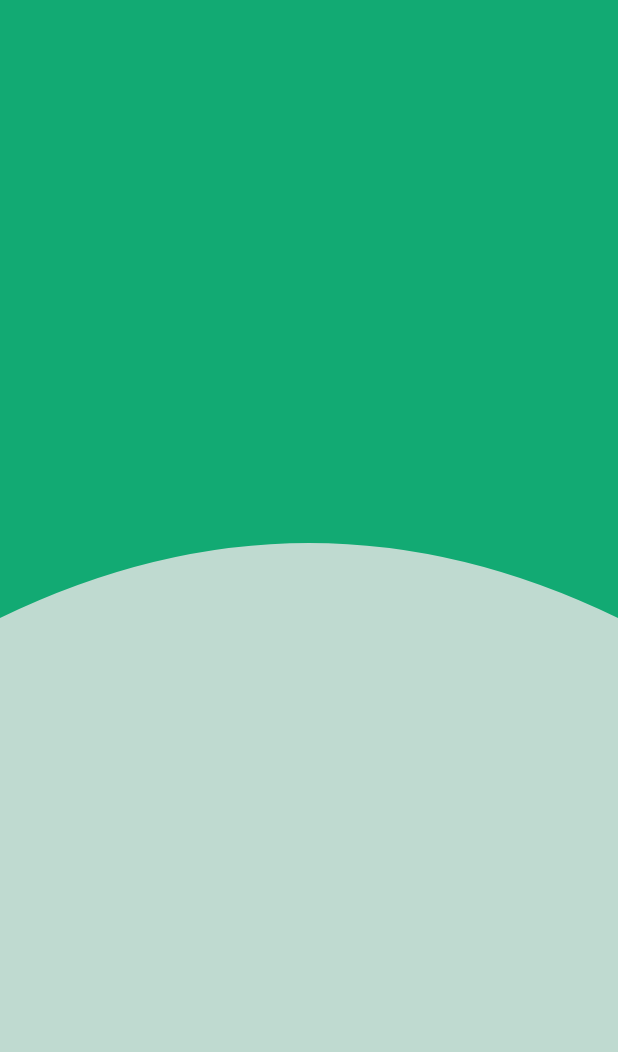
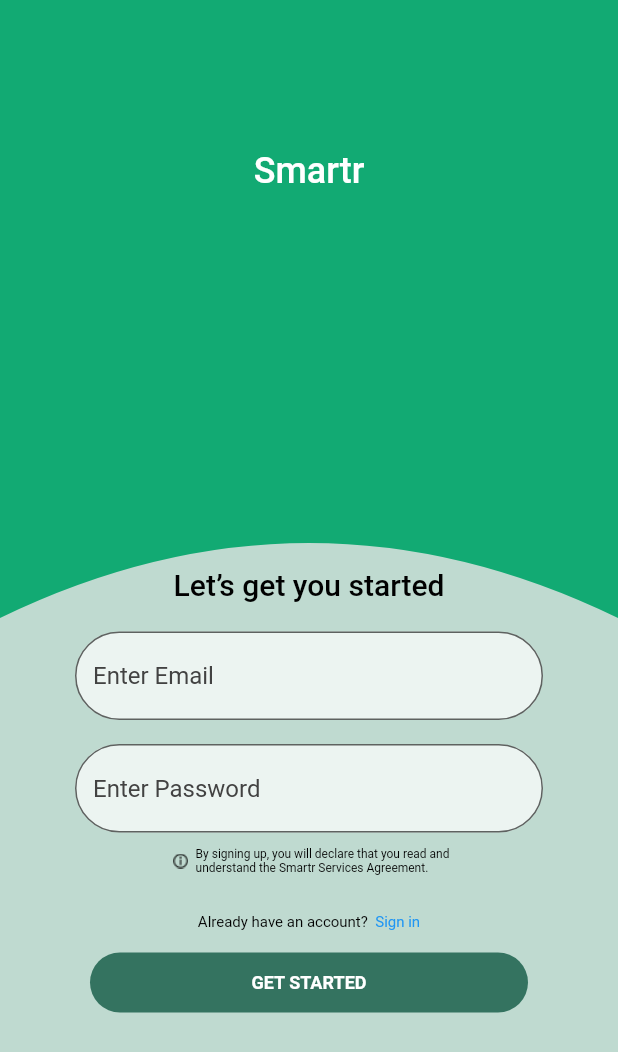
Before and after one commit to mayurpatil2991997/celloip_app, a Flutter app: the screen it shows after launch, after a tap on "GET STARTED", on a phone screen of 412 x 824 dp. Shown: the top 1052 px of the screen. Run offline on Flutter 3.47's test engine with Material 2 defaults, Android fonts, the phone set to English and light mode, and no system bars; Roboto replaces fonts that are missing (Montserrat).

Commit message:
Added login screen ui

```diff
--- a/lib/screens/login/login_screen.dart
+++ b/lib/screens/login/login_screen.dart
@@ -1,3 +1,4 @@
+import 'package:celloip_task/widgets/button/button_widget.dart';
 import 'package:flutter/material.dart';
 
 class LoginScreen extends StatefulWidget {
@@ -14,7 +15,8 @@ class _LoginScreenState extends State<LoginScreen> {
     double height = MediaQuery.of(context).size.height;
     return Scaffold(
       backgroundColor: Color.fromRGBO(191, 218, 208, 1),
-      body: Stack(
+      body: SingleChildScrollView(
+        child: Stack(
           children: [
             CustomPaint(
               child: Container(
@@ -22,7 +24,136 @@ class _LoginScreenState extends State<LoginScreen> {
               ),
               painter: CurvePainter(),
             ),
+            Column(
+              children:  [
+                const Padding(
+                  padding: EdgeInsets.only(top: 100.0),
+                  child: Center(
+                    child: Text(
+                      "Smartr",
+                      style: TextStyle(
+                          color: Colors.white,
+                          fontSize: 24.0,
+                          fontWeight: FontWeight.w500),
+                    ),
+                  ),
+                ),
+                const SizedBox(
+                  height: 250.0,
+                ),
+                const Center(
+                  child: Text(
+                    "Let’s get you started",
+                    style: TextStyle(
+                        color: Colors.black,
+                        fontSize: 20.0,
+                        fontWeight: FontWeight.w500),
+                  ),
+                ),
+                SizedBox(
+                  height: 20,
+                ),
+                Padding(
+                  padding: const EdgeInsets.symmetric(horizontal: 50.0),
+                  child: TextField(
+                    decoration: InputDecoration(
+                        border: OutlineInputBorder(
+                          borderRadius: BorderRadius.circular(30.0),
+                        ),
+                        filled: true,
+                        hintStyle: TextStyle(color: Colors.grey[800]),
+                        hintText: "Enter Email",
+                        fillColor: Colors.white70),
+                  ),
+                ),
+                SizedBox(
+                  height: 16,
+                ),
+                Padding(
+                  padding: const EdgeInsets.symmetric(horizontal: 50.0),
+                  child: TextField(
+                    decoration: InputDecoration(
+                        border: OutlineInputBorder(
+                          borderRadius: BorderRadius.circular(30.0),
+                        ),
+                        filled: true,
+                        hintStyle: TextStyle(color: Colors.grey[800]),
+                        hintText: "Enter Password",
+                        fillColor: Colors.white70),
+                  ),
+                ),
+                const SizedBox(
+                  height: 10.0,
+                ),
+                Row(
+                  mainAxisAlignment: MainAxisAlignment.center,
+                  children: [
+                    Image.asset(
+                      'assets/images/tc.png',
+                      width: 20.0,
+                      height: 10.0,
+                      color: Colors.black,
+                    ),
+                    Column(
+                      crossAxisAlignment: CrossAxisAlignment.start,
+                      children: const [
+                        Text(
+                          "By signing up, you will declare that you read and ",
+                          style: TextStyle(
+                            color: Colors.black,
+                            fontSize: 8.0,
+                            // fontWeight: FontWeight.w500
+                          ),
+                        ),
+                        Text(
+                          "understand the Smartr Services Agreement.",
+                          style: TextStyle(
+                            color: Colors.black,
+                            fontSize: 8.0,
+                            // fontWeight: FontWeight.w500
+                          ),
+                        ),
                       ],
+                    ),
+                  ],
+                ),
+                SizedBox(
+                  height: 26.0,
+                ),
+               Row(
+                 mainAxisAlignment: MainAxisAlignment.center,
+                 children: [
+                   const Text(
+                     "Already have an account?  ",
+                     style: TextStyle(
+                       color: Colors.black,
+                       fontSize: 10.0,
+                       // fontWeight: FontWeight.w500
+                     ),
+                   ),
+                   const Text(
+                     "Sign in",
+                     style: TextStyle(
+                       color: Colors.blue,
+                       fontSize: 10.0,
+                       // fontWeight: FontWeight.w500
+                     ),
+                   ),
+                 ],
+               ),
+                SizedBox(
+                  height: 14.0,
+                ),
+                ButtonWidget(
+                  text: "GET STARTED",
+                  onTap: () {},
+                  colorText: Color.fromRGBO(255, 255, 255, 1),
+                  colorContainer: Color.fromRGBO(19, 91, 70, 0.81),
+                )
+              ],
+            )
+          ],
+        ),
       ),
     );
   }
@@ -80,13 +211,9 @@ class CurvePainter extends CustomPainter {
     var path = Path();
 
     // path.moveTo(0, size.height * 0.25);
-    path.lineTo(0,size.height);
+    path.lineTo(0, size.height);
     path.quadraticBezierTo(
-      size.width * 0.5,
-      size.height - 100,
-      size.width,
-      size.height
-       );
+        size.width * 0.5, size.height - 100, size.width, size.height);
     path.lineTo(size.width, 0);
     // path.close();
     // path.lineTo(0, 0);
--- a/pubspec.yaml
+++ b/pubspec.yaml
@@ -26,3 +26,4 @@ flutter:
     - assets/images/arrow.png
     - assets/images/logout.png
     - assets/images/refresh.png
+    - assets/images/tc.png
```
Also changed, not shown: assets/images/tc.png (added). Lines whose indentation alone changed are shown as unchanged.
